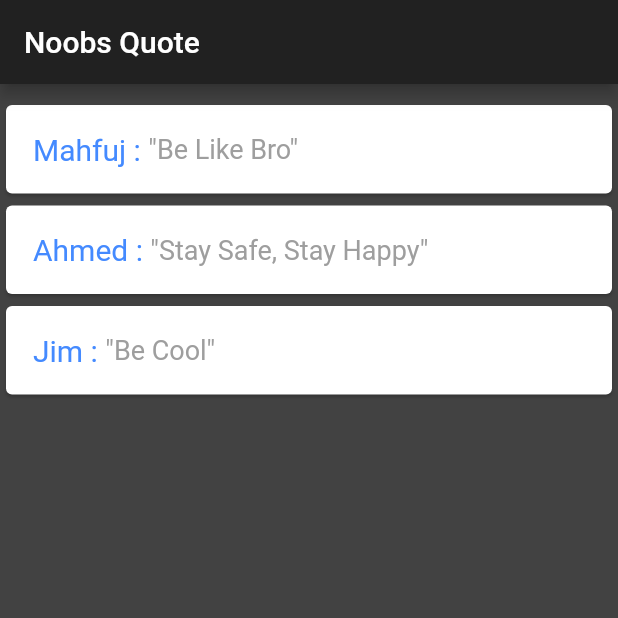
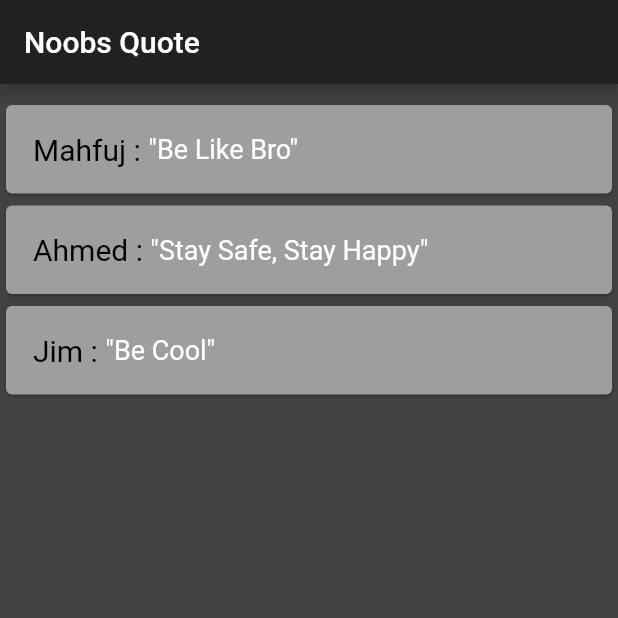
Before and after one commit to mahfuj-ahmed-jim/The-Net-Ninja-Flutter, a Flutter app: the screen it shows after launch, on a phone screen of 412 x 824 dp, the top half of it. Run offline on Flutter 3.47's test engine with Material 2 defaults, Android fonts, the phone set to English and light mode, and no system bars.

```diff
--- a/lib/main.dart
+++ b/lib/main.dart
@@ -1,7 +1,7 @@
 import 'dart:collection';
-
 import 'package:flutter/material.dart';
 import 'quote.dart';
+import 'quote_card.dart';
 
 void main() {
   runApp(MaterialApp(
@@ -23,26 +23,6 @@ class _QuoteListState extends State<QuoteList> {
     Quote(author: 'Jim', quote: 'Be Cool'),
   ];
 
-  Widget quoteTemplate(quote) {
-    return Card(
-      child: Padding(
-        padding: const EdgeInsets.all(18.0),
-        child: Row(
-          children: [
-            Text(
-              '${quote.author} : ',
-              style: TextStyle(color: Colors.blueAccent, fontSize: 20),
-            ),
-            Text(
-              '"${quote.quote}"',
-              style: TextStyle(color: Colors.grey, fontSize: 18),
-            ),
-          ],
-        ),
-      ),
-    );
-  }
-
   @override
   Widget build(BuildContext context) {
     return Scaffold(
@@ -56,7 +36,7 @@ class _QuoteListState extends State<QuoteList> {
         child: Column(
           mainAxisAlignment: MainAxisAlignment.start,
           crossAxisAlignment: CrossAxisAlignment.start,
-          children: quoteList.map((quote) => quoteTemplate(quote)).toList(),
+          children: quoteList.map((quote) => QuoteCard(quote: quote)).toList(),
         ),
       ),
     );
--- /dev/null
+++ b/lib/quote_card.dart
@@ -0,0 +1,29 @@
+import 'package:flutter/material.dart';
+import 'quote.dart';
+
+class QuoteCard extends StatelessWidget {
+  Quote quote;
+  QuoteCard({required this.quote});
+
+  @override
+  Widget build(BuildContext context) {
+    return Card(
+      color: Colors.grey,
+      child: Padding(
+        padding: const EdgeInsets.all(18.0),
+        child: Row(
+          children: [
+            Text(
+              '${quote.author} : ',
+              style: TextStyle(color: Colors.black, fontSize: 20),
+            ),
+            Text(
+              '"${quote.quote}"',
+              style: TextStyle(color: Colors.white, fontSize: 18),
+            ),
+          ],
+        ),
+      ),
+    );
+  }
+}
```
